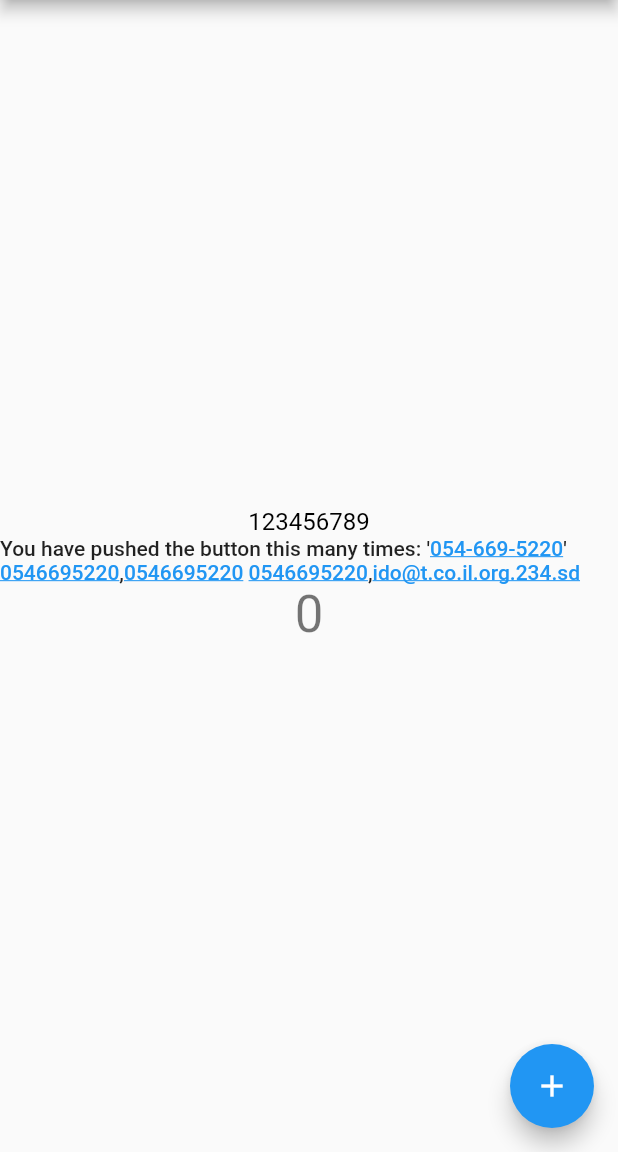
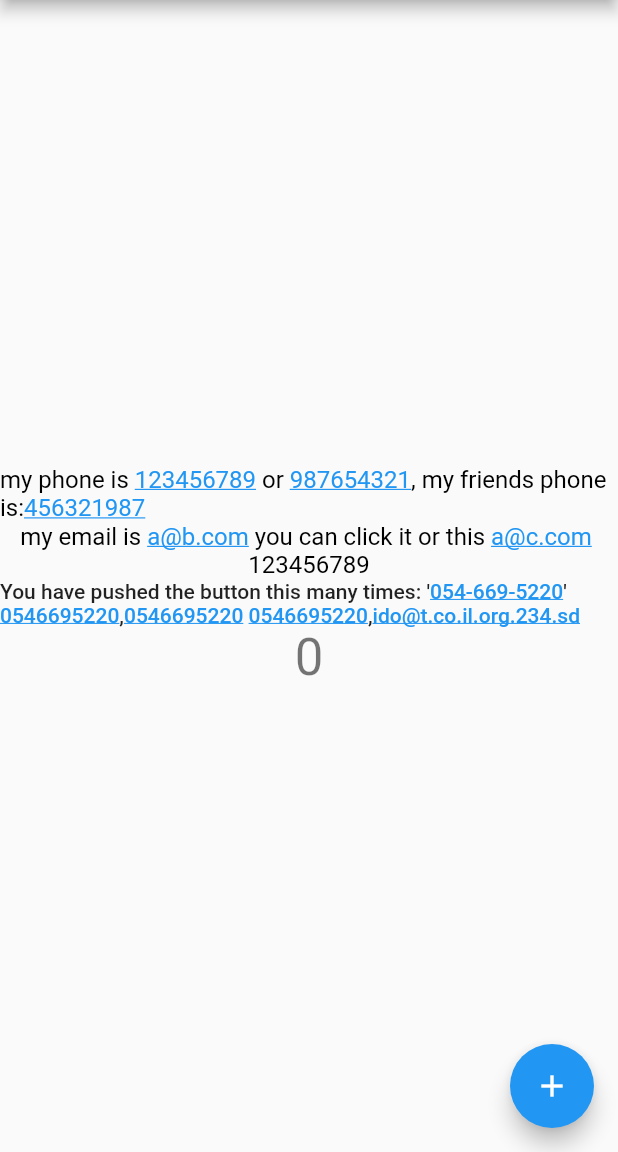
Before and after one commit to idozahavy/flutter_clickable_pattern_text, a Flutter app: the screen it shows after launch, on a phone screen of 412 x 824 dp, the part 84-1236 px from its top. Run offline on Flutter 3.47's test engine with Material 2 defaults, Android fonts, the phone set to English and light mode, and no system bars.

Commit message:
name change for publish

```diff
--- a/example/lib/main.dart
+++ b/example/lib/main.dart
@@ -1,5 +1,5 @@
 import 'package:flutter/material.dart';
-import 'package:clickable_text/clickable_text.dart';
+import 'package:clickable_pattern_text/clickable_pattern_text.dart';
 
 void main() {
   runApp(MyApp());
@@ -94,7 +94,37 @@ class _MyHomePageState extends State<MyHomePage> {
           // horizontal).
           mainAxisAlignment: MainAxisAlignment.center,
           children: <Widget>[
-            ClickableText('123456789',
+            ClickablePatternText(
+              'my phone is 123456789 or 987654321, my friends phone is:456321987 ',
+              style: TextStyle(color: Colors.black, fontSize: 16),
+              // clickableDefaultStyle: TextStyle(
+              //	color: Colors.blue, decoration: TextDecoration.underline),
+              patterns: [
+                ClickablePattern(
+                    name: 'phone',
+                    pattern: r'(?<=[ ,.:]|^)\d{9}(?=[ ,.]|$)',
+                    onClicked: (phone, clickablePattern) => print(phone),
+                    style: TextStyle(
+                        color: Colors.blue,
+                        decoration: TextDecoration.underline)),
+              ],
+            ),
+            ClickablePatternText(
+              'my email is a@b.com you can click it or this a@c.com ',
+              style: TextStyle(color: Colors.black, fontSize: 16),
+              clickableDefaultStyle: TextStyle(
+                  color: Colors.blue, decoration: TextDecoration.underline),
+              patterns: [
+                ClickablePattern(
+                    name: 'url',
+                    pattern: r'\w+@\w+.\w+',
+                    onClicked: (url, clickablePattern) => print(url),
+                    style: TextStyle(
+                        color: Colors.blue,
+                        decoration: TextDecoration.underline)),
+              ],
+            ),
+            ClickablePatternText('123456789',
                 style: TextStyle(color: Colors.black, fontSize: 16),
                 patterns: [
                   ClickablePattern(
@@ -103,7 +133,7 @@ class _MyHomePageState extends State<MyHomePage> {
                     onClicked: (text, clickablePattern) => print(text),
                   )
                 ]),
-            ClickableText(
+            ClickablePatternText(
               'You have pushed the button this many times: '
               "'"
               '054-669-5220'
--- a/example/pubspec.yaml
+++ b/example/pubspec.yaml
@@ -30,7 +30,7 @@ dependencies:
   cupertino_icons: ^1.0.2
 
 dev_dependencies:
-  clickable_text:
+  clickable_pattern_text:
     path: ../
   flutter_test:
     sdk: flutter
--- a/lib/clickable_text.dart
+++ b/lib/clickable_pattern_text.dart
@@ -1,10 +1,10 @@
 import 'package:flutter/gestures.dart';
 import 'package:flutter/widgets.dart';
-import 'package:clickable_text/clickable_pattern.dart';
+import 'package:clickable_pattern_text/clickable_pattern.dart';
 
 export 'clickable_pattern.dart';
 
-class ClickableText extends StatelessWidget {
+class ClickablePatternText extends StatelessWidget {
   final String text;
   final TextStyle? style;
   final TextStyle? clickableDefaultStyle;
@@ -12,7 +12,7 @@ class ClickableText extends StatelessWidget {
   final bool softWrap;
   final int? maxLines;
   final TextOverflow overflow;
-  ClickableText(
+  ClickablePatternText(
     this.text, {
     Key? key,
     List<ClickablePattern>? patterns,
--- a/lib/main.dart
+++ b/lib/main.dart
@@ -1,5 +1,5 @@
 import 'package:flutter/material.dart';
-import 'package:clickable_text/clickable_text.dart';
+import 'package:clickable_pattern_text/clickable_pattern_text.dart';
 
 void main() {
   runApp(MyApp());
@@ -94,7 +94,7 @@ class _MyHomePageState extends State<MyHomePage> {
           // horizontal).
           mainAxisAlignment: MainAxisAlignment.center,
           children: <Widget>[
-            ClickableText('123456789',
+            ClickablePatternText('123456789',
                 style: TextStyle(color: Colors.black, fontSize: 16),
                 patterns: [
                   ClickablePattern(
@@ -103,7 +103,7 @@ class _MyHomePageState extends State<MyHomePage> {
                     onClicked: (text, clickablePattern) => print(text),
                   ),
                 ]),
-            ClickableText(
+            ClickablePatternText(
               'You have pushed the button this many times: '
               "'"
               '123-456-7890'
```
Also changed, not shown: pubspec.yaml (+4 -21 lines), example/pubspec.lock, 5 other files.
